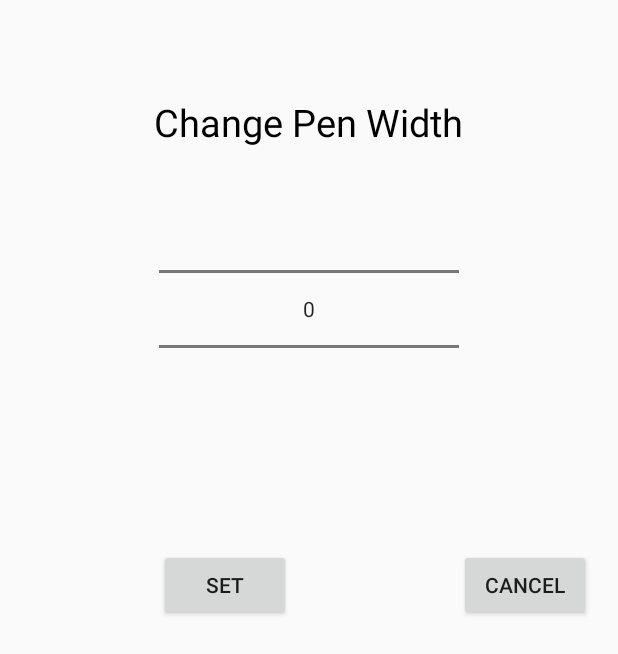
After one commit to sanjaysagarp/DrawWithMe, an Android app: the layout dialog.xml on its own in the app's theme, with its tools: preview values and no code run, on a phone screen of 412 x 824 dp. The commit adds this screen. Shown: the top 654 px of the screen. Run offline under Robolectric (Android 15) with nearby library versions, the phone set to English and light mode, and no system bars.

Commit message:
added the stroke width button and functionality

```diff
--- a/app/build.gradle
+++ b/app/build.gradle
@@ -27,4 +27,5 @@ dependencies {
     compile 'uk.co.jordanrobinson:android-color-picker:1.0.1'
     compile 'com.android.support:design:23.4.0'
     compile 'com.android.support:support-v4:23.4.0'
+    compile 'com.google.android.gms:play-services-appindexing:8.1.0'
 }
--- a/app/src/main/AndroidManifest.xml
+++ b/app/src/main/AndroidManifest.xml
@@ -20,7 +20,11 @@
         </activity>
         <activity android:name=".DetailActivity">
 
-        </activity>
+        </activity><!-- ATTENTION: This was auto-generated to add Google Play services to your project for
+     App Indexing.  See https://g.co/AppIndexing/AndroidStudio for more information. -->
+        <meta-data
+            android:name="com.google.android.gms.version"
+            android:value="@integer/google_play_services_version" />
     </application>
 
 </manifest>
--- a/app/src/main/java/edu/uw/nerd/drawwithme/DrawingSurfaceView.java
+++ b/app/src/main/java/edu/uw/nerd/drawwithme/DrawingSurfaceView.java
@@ -33,6 +33,7 @@ public class DrawingSurfaceView extends SurfaceView implements SurfaceHolder.Cal
     public float[] floatArray;
     public Paint defaultPaint;
     public int defaultBackground;
+    public int width;
 
     public getDrawing callback;
     public ArrayList<Line> drawing;
@@ -55,6 +56,8 @@ public class DrawingSurfaceView extends SurfaceView implements SurfaceHolder.Cal
         mRunnable = new DrawingRunnable();
 
         defaultPaint = new Paint(Paint.ANTI_ALIAS_FLAG);
+        defaultPaint.setStyle(Paint.Style.STROKE);
+        defaultPaint.setStrokeWidth(width);
         defaultPaint.setColor(Color.BLACK);
 
         defaultBackground = Color.rgb(255,255,255);
--- a/app/src/main/java/edu/uw/nerd/drawwithme/GalleryFragment.java
+++ b/app/src/main/java/edu/uw/nerd/drawwithme/GalleryFragment.java
@@ -59,7 +59,7 @@ public class GalleryFragment extends Fragment {
             dir = root;
 
             File[] savedDrawings = dir.listFiles();
-            ImageButton image = (ImageButton)view.findViewById(R.id.image_btn);
+            //ImageButton image = (ImageButton)view.findViewById(R.id.image_btn);
             if(savedDrawings.length != 0){
                 Log.v(TAG, savedDrawings[savedDrawings.length-1].toString());
                 image.setImageURI(Uri.parse(savedDrawings[savedDrawings.length-1].getAbsolutePath()));
--- /dev/null
+++ b/app/src/main/res/layout/dialog.xml
@@ -0,0 +1,44 @@
+<?xml version="1.0" encoding="utf-8"?>
+<RelativeLayout xmlns:android="http://schemas.android.com/apk/res/android"
+    android:layout_width="match_parent" android:layout_height="match_parent">
+
+    <NumberPicker
+        android:id="@+id/numberPicker1"
+        android:layout_width="200dp"
+        android:layout_height="wrap_content"
+        android:layout_marginTop="116dp"
+        android:layout_alignParentTop="true"
+        android:layout_centerHorizontal="true" />
+
+    <TextView
+        android:layout_width="wrap_content"
+        android:layout_height="wrap_content"
+        android:text="Change Pen Width"
+        android:textSize="25sp"
+        android:textColor="#000000"
+        android:layout_marginTop="64dp"
+        android:layout_alignParentTop="true"
+        android:layout_centerHorizontal="true"
+        android:id="@+id/textView" />
+
+    <Button
+        android:id="@+id/button2"
+        android:layout_width="wrap_content"
+        android:layout_height="wrap_content"
+        android:text="Cancel"
+        android:layout_marginTop="70dp"
+        android:layout_below="@+id/numberPicker1"
+        android:layout_toRightOf="@+id/numberPicker1"
+        android:layout_toEndOf="@+id/numberPicker1" />
+
+    <Button
+        android:id="@+id/button1"
+        android:layout_width="wrap_content"
+        android:layout_height="wrap_content"
+        android:text="Set"
+        android:layout_alignTop="@+id/button2"
+        android:layout_alignLeft="@+id/numberPicker1"
+        android:layout_alignStart="@+id/numberPicker1" />
+
+
+</RelativeLayout>
```
Also changed, not shown: app/src/main/java/edu/uw/nerd/drawwithme/MainActivity.java (+117 -49 lines), app/src/main/java/edu/uw/nerd/drawwithme/SelectDrawingFragment.java (deleted, +0 -64 lines), app/src/main/res/layout/select_drawing.xml (deleted, +0 -23 lines), app/src/main/res/drawable/ic_background.png.
